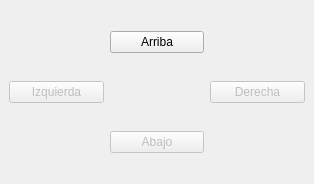
The window that Trabajos Practicos/TP3/Ejercicio 2/MainWindow.ui (soyXander/Laboratorio-de-Computacion-II) describes before a commit, drawn with Qt 5.
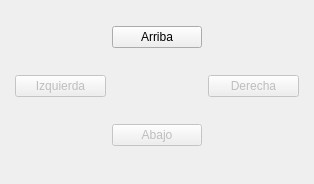
The same window after the commit.

Patch:
```diff
--- a/Trabajos Practicos/TP3/Ejercicio 2/MainWindow.ui
+++ b/Trabajos Practicos/TP3/Ejercicio 2/MainWindow.ui
@@ -15,6 +15,18 @@
   </property>
   <widget class="QWidget" name="centralwidget">
    <layout class="QGridLayout" name="gridLayout_2">
+    <property name="leftMargin">
+     <number>15</number>
+    </property>
+    <property name="topMargin">
+     <number>5</number>
+    </property>
+    <property name="rightMargin">
+     <number>15</number>
+    </property>
+    <property name="bottomMargin">
+     <number>15</number>
+    </property>
     <item row="2" column="3">
      <widget class="QPushButton" name="btnDerecha">
       <property name="enabled">
```
